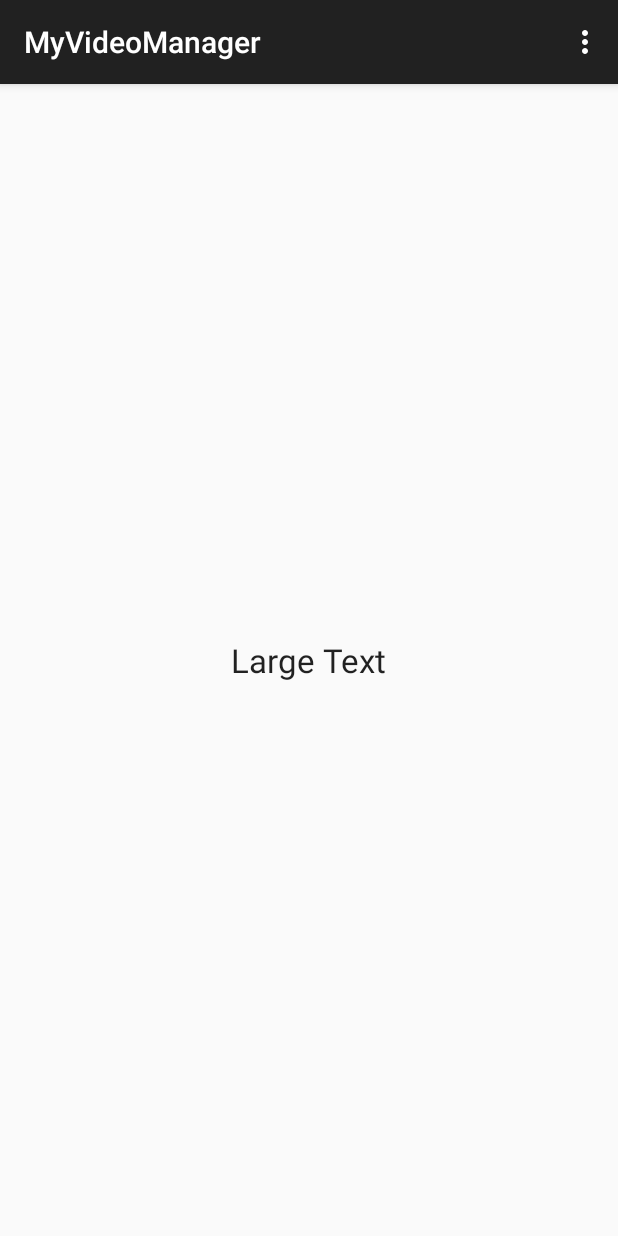
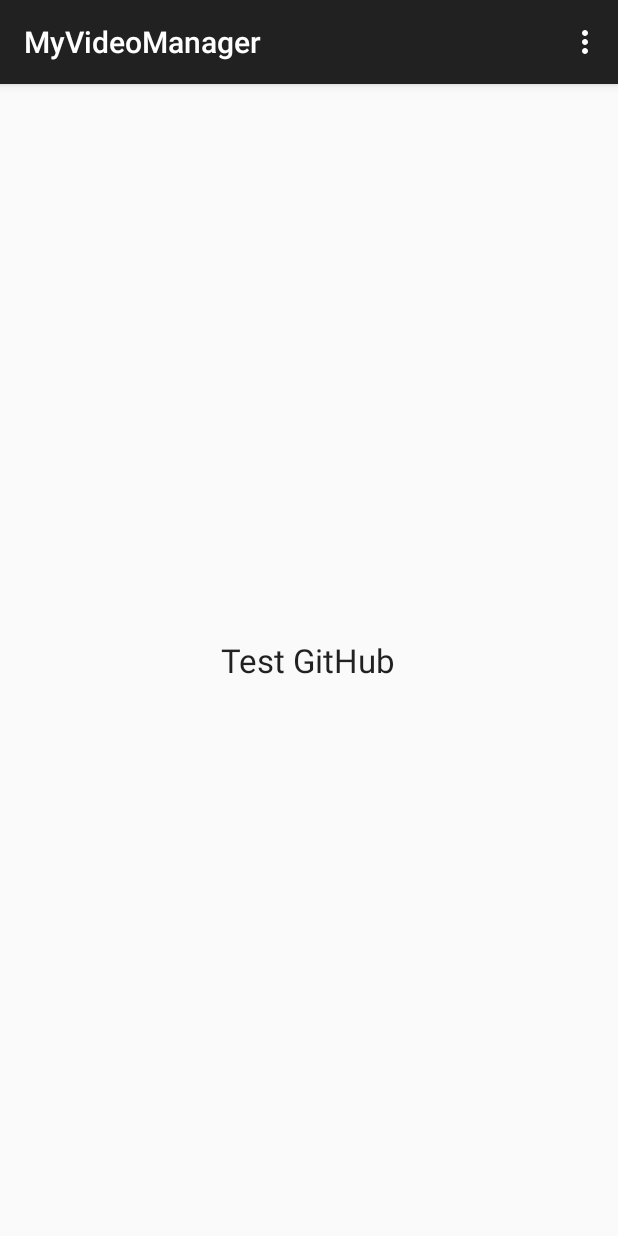
Before and after one commit to vinto1964/MyVideoManager, an Android app: the screen it shows after launch (MainActivity), on a phone screen of 412 x 824 dp. Run offline under Robolectric (Android 15) with nearby library versions, the phone set to English and light mode, and no system bars.

Commit message:
Change the label text to "Test GitHub"

```diff
--- a/app/src/main/res/layout/activity_main.xml
+++ b/app/src/main/res/layout/activity_main.xml
@@ -9,8 +9,8 @@
         android:layout_width="wrap_content"
         android:layout_height="wrap_content"
         android:textAppearance="?android:attr/textAppearanceLarge"
-        android:text="Large Text"
-        android:id="@+id/textView"
+        android:text="Test GitHub"
+        android:id="@+id/tvHello"
         android:layout_centerVertical="true"
         android:layout_centerHorizontal="true" />
 </RelativeLayout>
```
